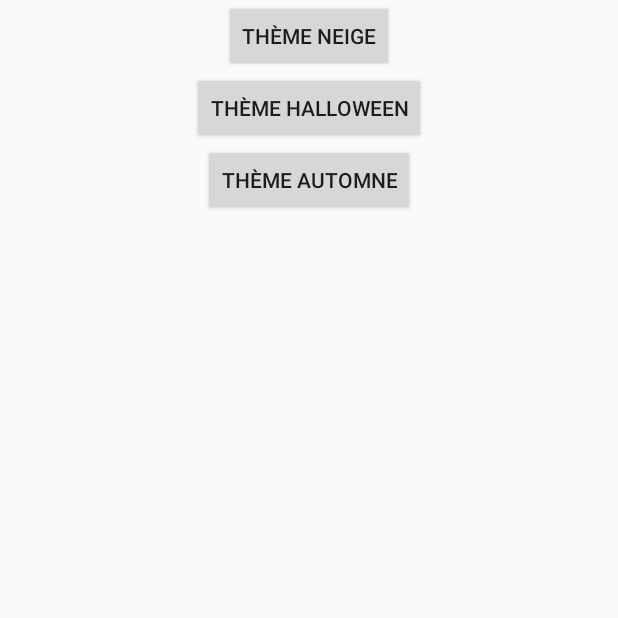
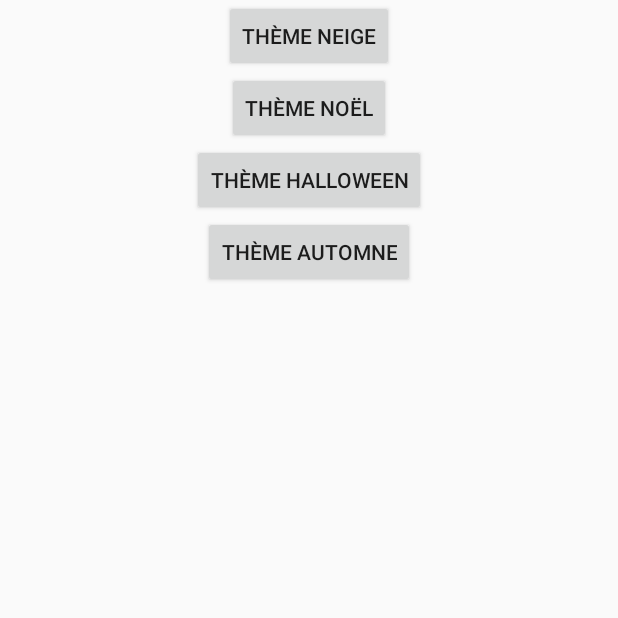
Before and after one commit to Baobax/Xsnow_Android, an Android app: the screen it shows after launch (MainActivity), on a phone screen of 412 x 824 dp, the top half of it. Run offline under Robolectric (Android 15) with nearby library versions, the phone set to English and light mode, and no system bars; libraries missing offline, so code that uses them is left out: android.net.sip.

Commit message:
Ajout du thème noël

```diff
--- a/app/src/main/res/layout/activity_main.xml
+++ b/app/src/main/res/layout/activity_main.xml
@@ -11,6 +11,13 @@
         android:layout_width="wrap_content"
         android:layout_height="wrap_content"
         android:text="@string/theme_neige"
+        android:layout_gravity="center" />
+
+    <Button
+        android:id="@+id/btnNoel"
+        android:layout_width="wrap_content"
+        android:layout_height="wrap_content"
+        android:text="@string/theme_noel"
         android:layout_gravity="center" />
 
     <Button
--- a/app/src/main/res/values/strings.xml
+++ b/app/src/main/res/values/strings.xml
@@ -2,6 +2,7 @@
     <string name="app_name">Xsnow_Android</string>
 
     <string name="theme_neige">Thème neige</string>
+    <string name="theme_noel">Thème Noël</string>
     <string name="theme_halloween">Thème halloween</string>
     <string name="theme_automne">Thème automne</string>
 </resources>
```
Also changed, not shown: app/src/main/java/com/example/baptiste/xsnow_android/MainActivity.java (+11 -0 lines), app/src/main/res/drawable/bonnet_pere_noel.png (added), app/src/main/res/drawable/canne_a_sucre.png (added).
